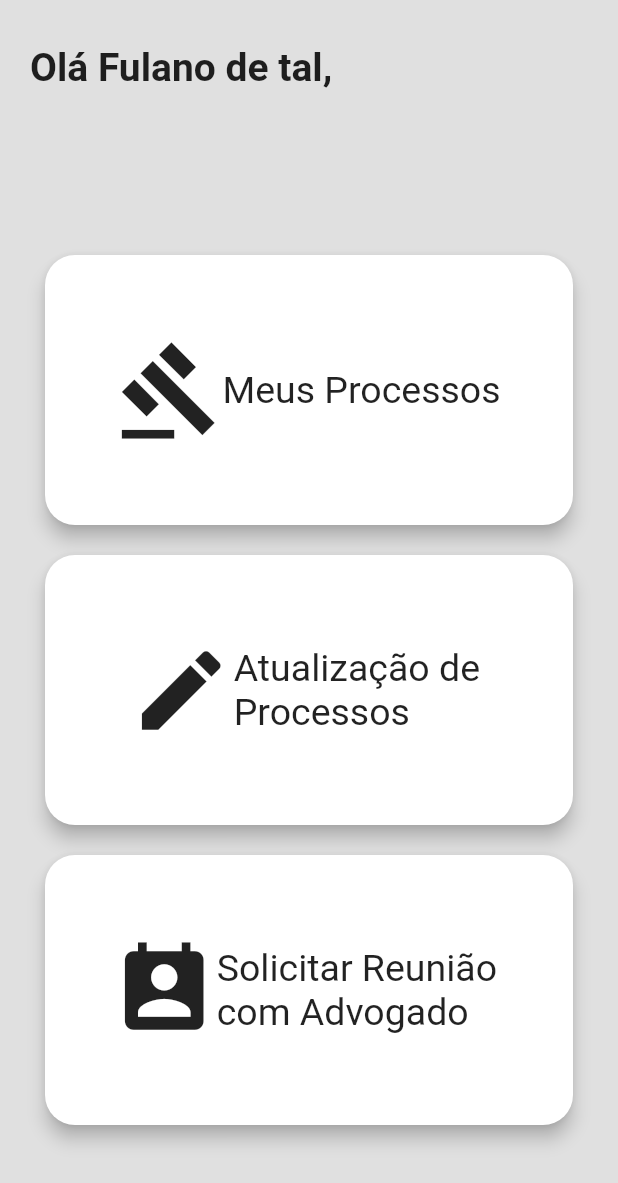
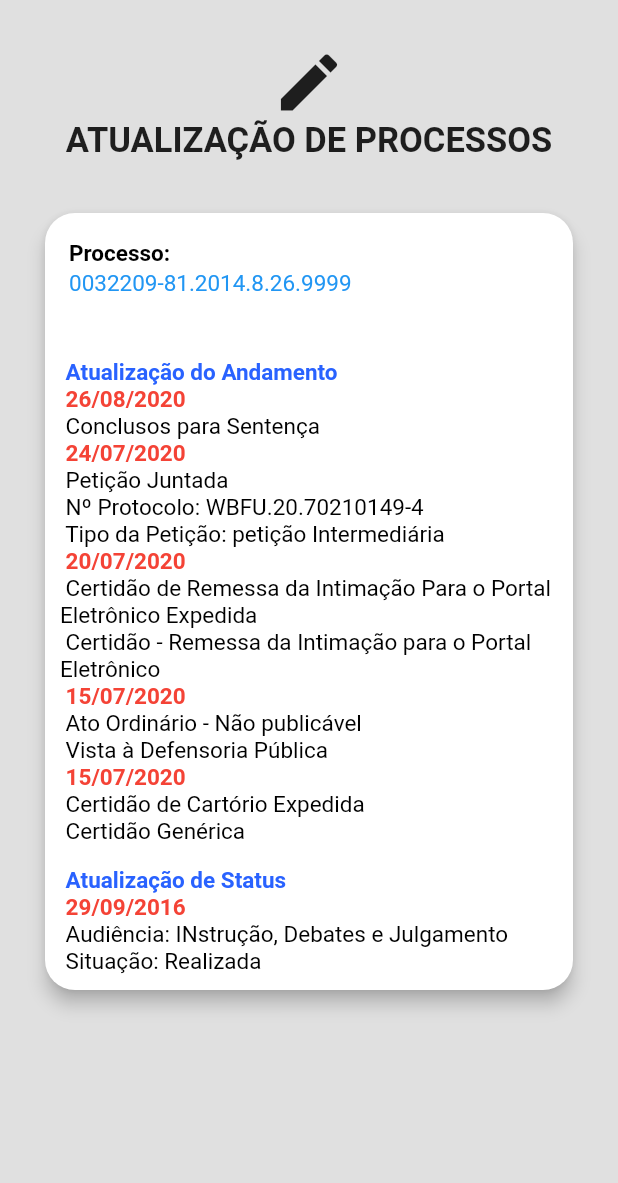
Before and after one commit to leomoita/Flutter, a Flutter app: the HomePage screen opened by its route, after a tap on an icon or button, on a phone screen of 412 x 824 dp. Shown: the top 1183 px of the screen. Run offline on Flutter 3.47's test engine with Material 2 defaults, Android fonts, the phone set to English and light mode, and no system bars; missing offline and left inert: expansion_card.

Commit message:
Implementando telas de Meus Processos e Atualização

```diff
--- a/projeto_parcial/lib/main.dart
+++ b/projeto_parcial/lib/main.dart
@@ -1,9 +1,10 @@
 import 'package:flutter/material.dart';
+import 'package:projeto_parcial/src/components/atualizacaoProcessos.dart';
 import 'package:projeto_parcial/src/components/cadastro.dart';
 import 'package:projeto_parcial/src/components/login.dart';
 import 'package:projeto_parcial/src/components/meuProcesso.dart';
 import 'package:projeto_parcial/src/components/solicitarReuniao.dart';
-import 'src/components/home.dart';
+import 'package:projeto_parcial/src/components/home.dart';
 
 void main() {
   runApp(MaterialApp(
@@ -17,6 +18,7 @@ void main() {
       '/cadastro': (context) => CadastroPage(),
       '/meusProcessos': (context) => MeuProcesssoPage(),
       '/solicitarReuniao': (context) => SolicitarReuniaoPage(),
+      '/atualizacaoProcessos': (context) => AtualizacaoProcessosPage(),
     },
   ));
 }
--- /dev/null
+++ b/projeto_parcial/lib/src/components/atualizacaoProcessos.dart
@@ -0,0 +1,139 @@
+import 'package:flutter/material.dart';
+
+class AtualizacaoProcessosPage extends StatefulWidget {
+  @override
+  _AtualizacaoProcessosPage createState() => _AtualizacaoProcessosPage();
+}
+
+class _AtualizacaoProcessosPage extends State<AtualizacaoProcessosPage> {
+
+  Widget _buildCardAtualizacaoProcesso() {
+    return Center(
+      child: Card(
+        semanticContainer: true,
+        clipBehavior: Clip.antiAliasWithSaveLayer,
+        shape: RoundedRectangleBorder(
+          borderRadius: BorderRadius.circular(20.0),
+        ),
+        elevation: 5,
+        margin: EdgeInsets.all(10),
+        child: Column(
+          mainAxisSize: MainAxisSize.min,
+          children: <Widget>[
+            const ListTile(
+              title:
+                Text(
+                  'Processo:',
+                  style: TextStyle(
+                    fontSize: 15,
+                    color: Colors.black,
+                    fontWeight: FontWeight.bold,
+                  ),
+                ),
+              subtitle:
+                Text(
+                  '0032209-81.2014.8.26.9999',
+                  style: TextStyle(
+                    fontSize: 15,
+                    color: Colors.blue,
+                  ),
+                ),
+            ),
+            Container(
+              height: 15,
+            ),
+            Container(
+              margin: EdgeInsets.all(10),
+              child: Column(
+                children: [
+                  _buildDetailTitle(' Atualização do Andamento'),
+                  _buildDetailInfo(' 26/08/2020', ' Conclusos para Sentença'),
+                  _buildDetailInfo(' 24/07/2020', ' Petição Juntada\n Nº Protocolo: WBFU.20.70210149-4\n Tipo da Petição: petição Intermediária'),
+                  _buildDetailInfo(' 20/07/2020', ' Certidão de Remessa da Intimação Para o Portal Eletrônico Expedida\n Certidão - Remessa da Intimação para o Portal Eletrônico'),
+                  _buildDetailInfo(' 15/07/2020', ' Ato Ordinário - Não publicável\n Vista à Defensoria Pública'),
+                  _buildDetailInfo(' 15/07/2020', ' Certidão de Cartório Expedida\n Certidão Genérica'),
+                  Container(
+                    height: 15,
+                  ),
+                  _buildDetailTitle(' Atualização de Status'),
+                  _buildDetailInfo(' 29/09/2016', ' Audiência: INstrução, Debates e Julgamento\n Situação: Realizada'),
+                ],
+              ),
+            ),
+
+          ],
+        ),
+      ),
+    );
+  }
+
+Widget _buildDetailTitle(title) {
+    return Row(
+      children: [
+        Expanded(
+          child: Text(
+            title,
+            style: TextStyle(
+              fontSize: 15,
+              color: Colors.blueAccent[700],
+              fontWeight: FontWeight.bold,
+            ),
+          ),
+        ),
+      ],
+    );
+  }
+
+  Widget _buildDetailInfo(date, info){
+    return Row(
+      children: [
+        Expanded(
+          child: RichText(
+            text: TextSpan(
+              text: date + "\n",
+              style: TextStyle(
+                fontSize: 15,
+                color: Colors.red,
+                fontWeight: FontWeight.bold,
+              ),
+              children: <TextSpan>[
+                TextSpan(
+                  text: info,
+                  style: TextStyle(
+                     color: Colors.black,
+                    fontWeight: FontWeight.normal,
+                  ),
+                ),
+              ],
+            ),
+          )
+        ),
+      ],
+    );
+  }
+
+  Widget build(BuildContext context) {
+    return Scaffold(
+        backgroundColor: Colors.grey[300],
+        body: Padding(
+          padding: const EdgeInsets.symmetric(vertical: 30.0, horizontal: 20.0),
+          child: Column(
+            mainAxisAlignment: MainAxisAlignment.start,
+            children: <Widget>[
+              Icon(
+                Icons.edit,
+                size: 50.0,
+              ),
+              Text(
+                'ATUALIZAÇÃO DE PROCESSOS',
+                style: TextStyle(fontWeight: FontWeight.bold, fontSize: 23),
+              ),
+              Container(
+                height: 25,
+              ),
+              _buildCardAtualizacaoProcesso(),
+            ],
+          ),
+        ));
+  }
+}
--- a/projeto_parcial/lib/src/components/cadastro.dart
+++ b/projeto_parcial/lib/src/components/cadastro.dart
@@ -22,7 +22,7 @@ class _CadastroPage extends State<CadastroPage> {
               Container(
                 height: 50,
                 child: Center(
-                  child: Text('Cadastrar.', style: TextStyle(fontSize: 30)),
+                  child: Text('Cadastrar', style: TextStyle(fontSize: 30)),
                 ),
               ),
               SizedBox(height: 50.0),
--- a/projeto_parcial/lib/src/components/home.dart
+++ b/projeto_parcial/lib/src/components/home.dart
@@ -59,7 +59,7 @@ class _HomePage extends State<HomePage> {
                 height: 100,
               ),
               _buildMeusProcessosTF(Icons.gavel, 'Meus Processos', '/meusProcessos'),
-              _buildMeusProcessosTF(Icons.edit, 'Atualização de \nProcessos', '/teste'),
+              _buildMeusProcessosTF(Icons.edit, 'Atualização de \nProcessos', '/atualizacaoProcessos'),
               _buildMeusProcessosTF(Icons.perm_contact_calendar,'Solicitar Reunião \ncom Advogado', '/solicitarReuniao')
             ],
           ),
--- a/projeto_parcial/lib/src/components/solicitarReuniao.dart
+++ b/projeto_parcial/lib/src/components/solicitarReuniao.dart
@@ -97,11 +97,11 @@ class _SolicitarReuniaoPage extends State<SolicitarReuniaoPage> {
             children: <Widget>[
               Icon(
                 Icons.calendar_today,
-                size: 70.0,
+                size: 50.0,
               ),
               Text(
                 'SOLICITAR REUNIÃO',
-                style: TextStyle(fontWeight: FontWeight.bold, fontSize: 26),
+                style: TextStyle(fontWeight: FontWeight.bold, fontSize: 25),
               ),
               Container(
                 height: 25,
--- a/projeto_parcial/pubspec.yaml
+++ b/projeto_parcial/pubspec.yaml
@@ -23,6 +23,7 @@ environment:
 dependencies:
   flutter:
     sdk: flutter
+  expansion_card: ^0.1.0
 
 
   # The following adds the Cupertino Icons font to your application.
```
Also changed, not shown: projeto_parcial/lib/src/components/meuProcesso.dart (+162 -35 lines).
